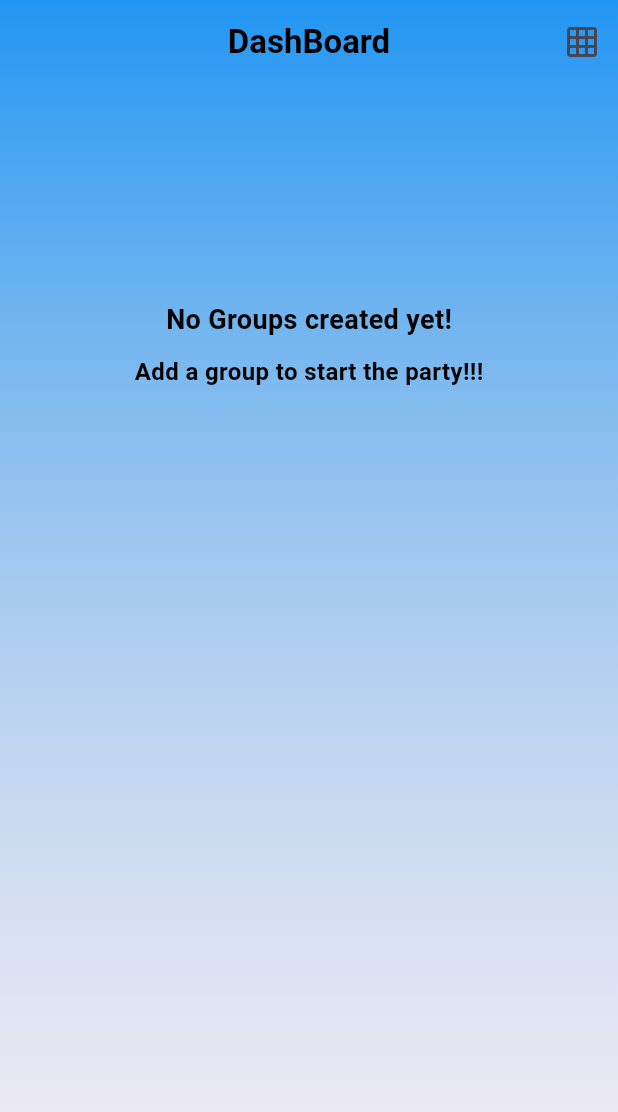
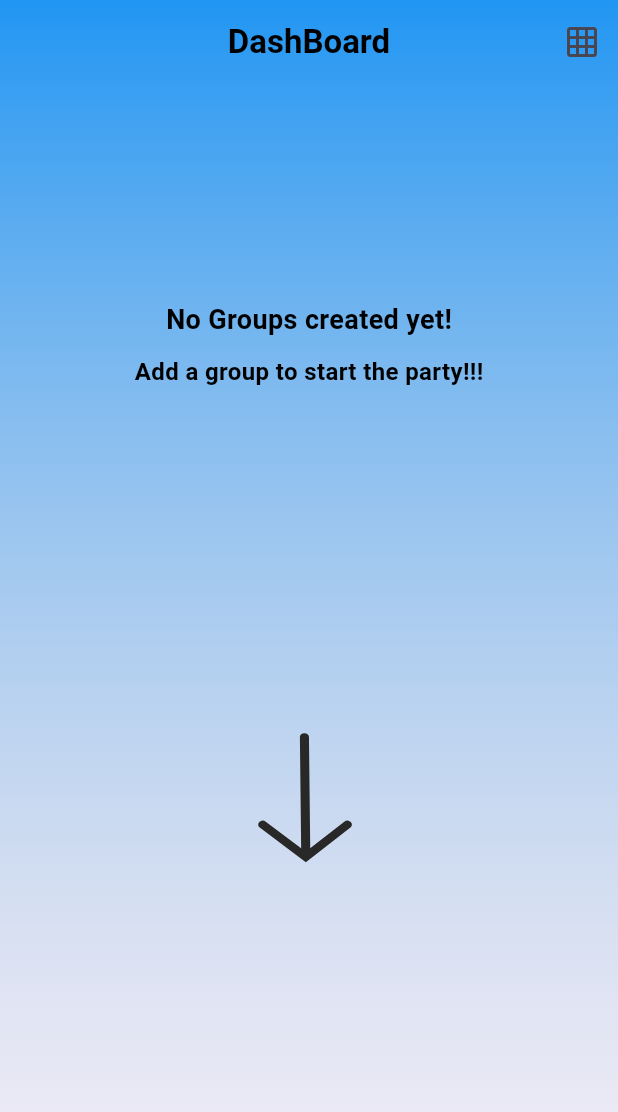
Before and after one commit to Sumant17/bill_split, a Flutter app: the HomePage screen opened directly, on a phone screen of 412 x 824 dp. Shown: the top 1112 px of the screen. Run offline on Flutter 3.47's test engine with Material 3 defaults, Android fonts, the phone set to English and light mode, and no system bars; our stand-ins replace animated_splash_screen, cloud_firestore, firebase_auth, firebase_core, firebase_storage, flutter_bloc and 7 more; missing offline and left inert: fast_contacts; accounts and stored records are empty.

```diff
--- a/lib/components/signup/signup_bloc.dart
+++ b/lib/components/signup/signup_bloc.dart
@@ -112,6 +112,7 @@ class SignupBloc extends Bloc<SignUpEvent, SignUpState> {
         final credential = await FirebaseAuth.instance
             .createUserWithEmailAndPassword(
                 email: event.email, password: event.password);
+
         final SharedPreferences prefs = await SharedPreferences.getInstance();
         await prefs.setBool('isUserLoggedIn', true);
 
--- a/lib/models/transaction_model.dart
+++ b/lib/models/transaction_model.dart
@@ -1,18 +1,18 @@
-class Transaction {
+class Transactions {
   final String? id;
   final String description;
   final double amount;
   final String payername;
 
-  Transaction({
+  Transactions({
     this.id,
     required this.description,
     required this.amount,
     required this.payername,
   });
 
-  factory Transaction.fromJson(Map<String, dynamic> json) {
-    return Transaction(
+  factory Transactions.fromJson(Map<String, dynamic> json) {
+    return Transactions(
       description: json['description'],
       amount: json['amount'],
       payername: json['payername'],
--- a/lib/presentation/home/home_page.dart
+++ b/lib/presentation/home/home_page.dart
@@ -2,6 +2,7 @@ import 'dart:io';
 
 import 'package:flutter/material.dart';
 import 'package:flutter_bloc/flutter_bloc.dart';
+import 'package:lottie/lottie.dart';
 import 'package:my_app/presentation/add_contact.dart';
 import 'package:my_app/presentation/expenses/expenses.dart';
 import 'package:my_app/presentation/home/home_bloc.dart';
@@ -57,7 +58,7 @@ class _HomePageState extends State<HomePage> {
               builder: (context, state) {
                 if (state is InitialLoaded) {
                   if (state.groups.isEmpty) {
-                    return const Center(
+                    return Center(
                       child: Column(
                         mainAxisAlignment: MainAxisAlignment.center,
                         crossAxisAlignment: CrossAxisAlignment.center,
@@ -79,6 +80,10 @@ class _HomePageState extends State<HomePage> {
                                 fontWeight: FontWeight.bold,
                                 fontSize: 16),
                           ),
+                          SizedBox(
+                            height: 50,
+                          ),
+                          Lottie.asset('assets/Arrow.json'),
                         ],
                       ),
                     );
--- a/lib/utils/calculate_amount.dart
+++ b/lib/utils/calculate_amount.dart
@@ -2,7 +2,7 @@ import 'package:my_app/models/transaction_model.dart';
 
 class CalculateAmount {
   static double calculateTotalOwed(
-      String username, String secondperson, List<Transaction> transactions) {
+      String username, String secondperson, List<Transactions> transactions) {
     double totalowedamount = 0;
     for (var transaction in transactions) {
       final halfamount = transaction.amount / 2;
```
Also changed, not shown: assets/Arrow.json (added, +1 -0 lines), lib/presentation/contacts/access_contacts.dart (+12 -1 lines), lib/presentation/contacts/access_contacts_bloc.dart (+23 -4 lines), lib/presentation/expenses/expenses_bloc.dart (+16 -4 lines), lib/utils/firebase_utils.dart (+16 -0 lines), lib/presentation/expenses/add_expenses_bloc.dart (deleted), lib/presentation/profile/profile_bloc.dart (deleted).
